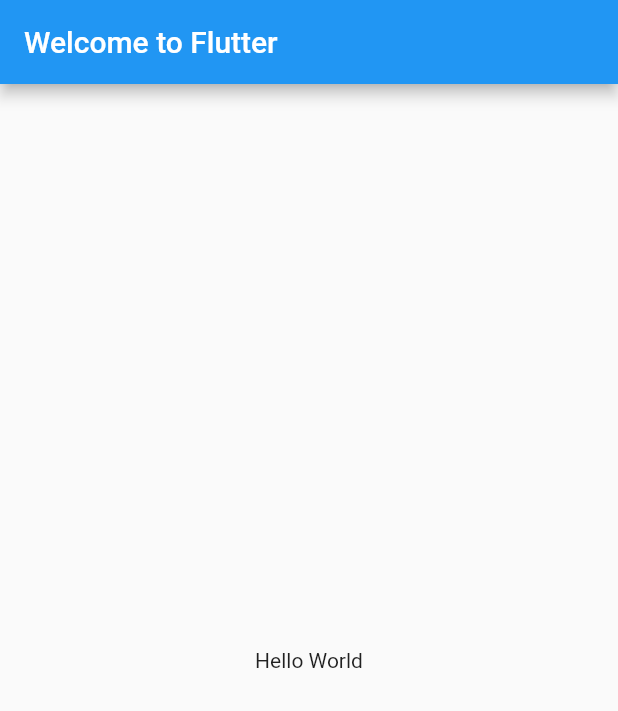
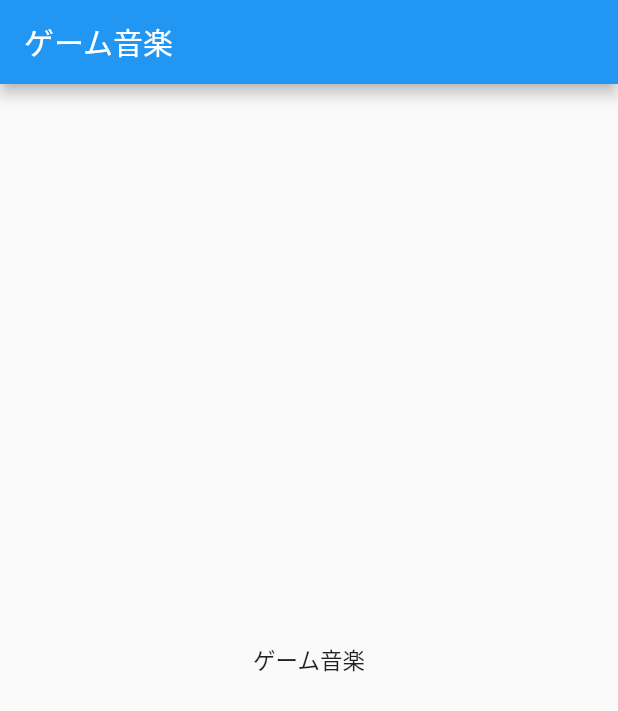
Before and after one commit to himanushi/music-app, a Flutter app: the screen it shows after launch, on a phone screen of 412 x 824 dp. Shown: the top 711 px of the screen. Run offline on Flutter 3.47's test engine with Material 2 defaults, Android fonts, the phone set to English and light mode, and no system bars; our stand-ins replace built_collection, built_value; missing offline and left inert: ferry, ferry_exec, gql, gql_code_builder, gql_exec, gql_http_link; generated files the repository leaves out were written again.

Commit message:
l10n 対応

```diff
--- /dev/null
+++ b/l10n.yaml
@@ -0,0 +1,3 @@
+arb-dir: lib/l10n
+template-arb-file: app_ja.arb
+output-localization-file: app_localizations.dart
--- /dev/null
+++ b/lib/l10n/app_ja.arb
@@ -0,0 +1,3 @@
+{
+  "title": "ゲーム音楽"
+}
--- a/lib/main.dart
+++ b/lib/main.dart
@@ -1,19 +1,44 @@
 import 'package:flutter/material.dart';
+import 'package:flutter_localizations/flutter_localizations.dart';
+import 'package:flutter_gen/gen_l10n/app_localizations.dart';
 
 void main() => runApp(MyApp());
 
 class MyApp extends StatelessWidget {
   @override
   Widget build(BuildContext context) {
+    const locale = Locale("ja", "JP");
+
     return MaterialApp(
-      title: 'Welcome to Flutter',
-      home: Scaffold(
-        appBar: AppBar(
-          title: const Text('Welcome to Flutter'),
-        ),
-        body: const Center(
-          child: Text('Hello World'),
-        ),
+        onGenerateTitle: (_context) => AppLocalizations.of(_context)!.title,
+        home: Home(),
+        localizationsDelegates: [
+          AppLocalizations.delegate,
+          GlobalMaterialLocalizations.delegate,
+          GlobalWidgetsLocalizations.delegate,
+          GlobalCupertinoLocalizations.delegate,
+        ],
+        supportedLocales: [locale],
+        locale: locale);
+  }
+}
+
+class Home extends StatefulWidget {
+  const Home({Key? key}) : super(key: key);
+
+  @override
+  _HomeState createState() => _HomeState();
+}
+
+class _HomeState extends State<Home> {
+  @override
+  Widget build(BuildContext context) {
+    return Scaffold(
+      appBar: AppBar(
+        title: Text(AppLocalizations.of(context)!.title),
+      ),
+      body: Center(
+        child: Text(AppLocalizations.of(context)!.title),
       ),
     );
   }
--- a/pubspec.yaml
+++ b/pubspec.yaml
@@ -23,7 +23,9 @@ environment:
 dependencies:
   flutter:
     sdk: flutter
-
+  flutter_localizations:
+    sdk: flutter
+  intl:
 
   # The following adds the Cupertino Icons font to your application.
   # Use with the CupertinoIcons class for iOS style icons.
@@ -43,6 +45,8 @@ dev_dependencies:
 
 # The following section is specific to Flutter.
 flutter:
+  # i18n
+  generate: true
 
   # The following line ensures that the Material Icons font is
   # included with your application, so that you can use the icons in
```
Also changed, not shown: pubspec.lock.
